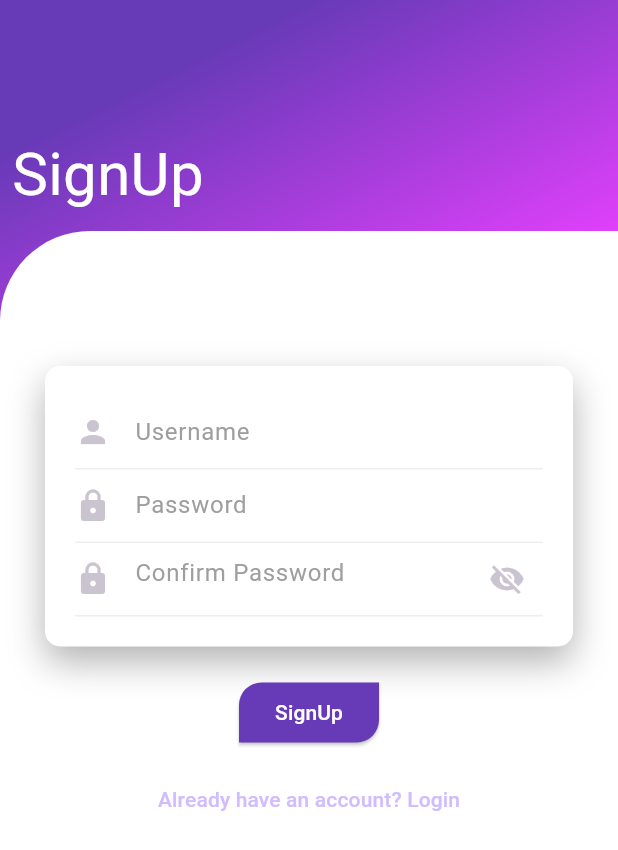
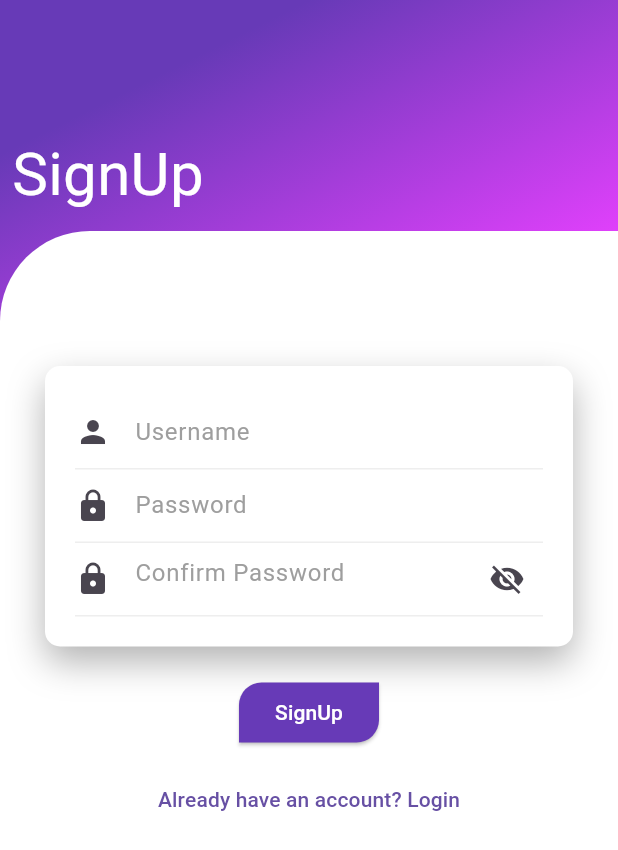
Before and after one commit to harsh17303/flutter-notpad, a Flutter app: the screen it shows after launch, after a tap on "Forget Password?", on a phone screen of 412 x 824 dp. Shown: the top 850 px of the screen. Run offline on Flutter 3.47's test engine with Material 3 defaults, Android fonts, the phone set to English and light mode, and no system bars; our stand-ins replace get, image_picker, shared_preferences, sqflite; accounts and stored records are empty.

Commit message:
Adding GetMaterial, and theme

```diff
--- a/notes_app/lib/main.dart
+++ b/notes_app/lib/main.dart
@@ -1,4 +1,5 @@
 import 'package:flutter/material.dart';
+import 'package:get/get.dart';
 import 'package:notes_app/view/splash_page.dart';
 
 void main() {
@@ -11,13 +12,16 @@ class MyApp extends StatelessWidget {
 
   @override
   Widget build(BuildContext context) {
-    return MaterialApp(
+    return GetMaterialApp(
         debugShowCheckedModeBanner: false, // Disable the debug banner
         title: 'Flutter Login and Signup',
-        theme: ThemeData(
-          primarySwatch: Colors.blue,
-          brightness: Brightness.dark,
-        ),
+        theme: ThemeData.light(),
+        themeMode: ThemeMode.light,
+        darkTheme: ThemeData.dark(),
+        // ThemeData(
+        //   primarySwatch: Colors.blue,
+        //   brightness: Brightness.dark,
+        // ),
         home: SplashPage());
   }
 }
```
